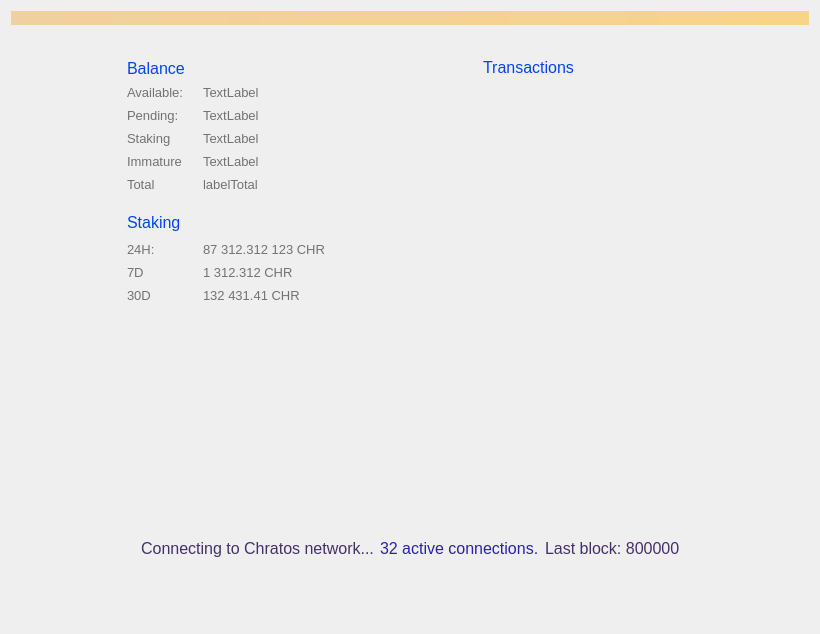
Before: the Qt Designer form src/qt/forms/overviewpage.ui in chratos-system/chratos-core, drawn with Qt 5.
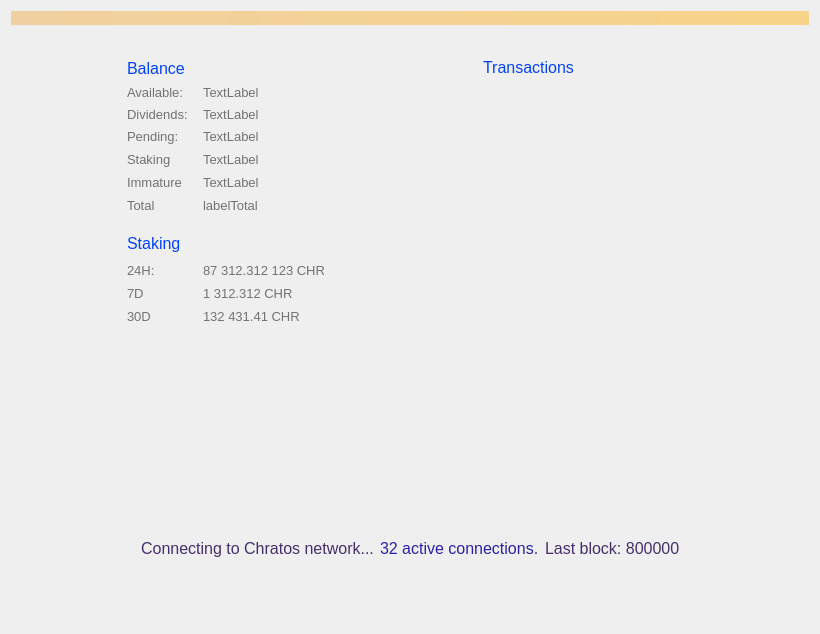
After: the same form once the commit is applied. Custom widgets are drawn as their Qt base class.

Commit message: Initial hooks and update signals for dividend updates

What changed in the file:
```diff
--- a/src/qt/forms/overviewpage.ui
+++ b/src/qt/forms/overviewpage.ui
@@ -192,7 +192,7 @@
             <set>Qt::AlignLeading|Qt::AlignLeft|Qt::AlignVCenter</set>
            </property>
            <property name="verticalSpacing">
-            <number>-1</number>
+            <number>6</number>
            </property>
            <item row="0" column="0">
             <widget class="QLabel" name="label_5">
@@ -255,6 +255,48 @@
             </widget>
            </item>
            <item row="1" column="0">
+            <widget class="QLabel" name="label_2">
+             <property name="font">
+              <font>
+               <pointsize>10</pointsize>
+               <weight>50</weight>
+               <bold>false</bold>
+               <stylestrategy>PreferAntialias</stylestrategy>
+              </font>
+             </property>
+             <property name="styleSheet">
+              <string notr="true">color: #727272</string>
+             </property>
+             <property name="text">
+              <string>Dividends:</string>
+             </property>
+             <property name="alignment">
+              <set>Qt::AlignLeading|Qt::AlignLeft|Qt::AlignVCenter</set>
+             </property>
+            </widget>
+           </item>
+           <item row="1" column="1">
+            <widget class="QLabel" name="labelDividend">
+             <property name="font">
+              <font>
+               <pointsize>10</pointsize>
+               <weight>50</weight>
+               <bold>false</bold>
+               <stylestrategy>PreferAntialias</stylestrategy>
+              </font>
+             </property>
+             <property name="styleSheet">
+              <string notr="true">color: #727272</string>
+             </property>
+             <property name="text">
+              <string>TextLabel</string>
+             </property>
+             <property name="alignment">
+              <set>Qt::AlignLeading|Qt::AlignLeft|Qt::AlignVCenter</set>
+             </property>
+            </widget>
+           </item>
+           <item row="2" column="0">
             <widget class="QLabel" name="label_7">
              <property name="sizePolicy">
               <sizepolicy hsizetype="Minimum" vsizetype="Preferred">
@@ -293,7 +335,7 @@
              </property>
             </widget>
            </item>
-           <item row="1" column="1">
+           <item row="2" column="1">
             <widget class="QLabel" name="labelUnconfirmed">
              <property name="font">
               <font>
@@ -315,6 +357,66 @@
             </widget>
            </item>
            <item row="3" column="0">
+            <widget class="QLabel" name="labelStakingText">
+             <property name="sizePolicy">
+              <sizepolicy hsizetype="Minimum" vsizetype="Preferred">
+               <horstretch>0</horstretch>
+               <verstretch>0</verstretch>
+              </sizepolicy>
+             </property>
+             <property name="minimumSize">
+              <size>
+               <width>70</width>
+               <height>17</height>
+              </size>
+             </property>
+             <property name="maximumSize">
+              <size>
+               <width>70</width>
+               <height>17</height>
+              </size>
+             </property>
+             <property name="font">
+              <font>
+               <pointsize>10</pointsize>
+               <weight>50</weight>
+               <bold>false</bold>
+               <stylestrategy>PreferAntialias</stylestrategy>
+              </font>
+             </property>
+             <property name="styleSheet">
+              <string notr="true">color: #727272</string>
+             </property>
+             <property name="text">
+              <string>Staking</string>
+             </property>
+             <property name="alignment">
+              <set>Qt::AlignLeading|Qt::AlignLeft|Qt::AlignVCenter</set>
+             </property>
+            </widget>
+           </item>
+           <item row="3" column="1">
+            <widget class="QLabel" name="labelStaking">
+             <property name="font">
+              <font>
+               <pointsize>10</pointsize>
+               <weight>50</weight>
+               <bold>false</bold>
+               <stylestrategy>PreferAntialias</stylestrategy>
+              </font>
+             </property>
+             <property name="styleSheet">
+              <string notr="true">color: #727272</string>
+             </property>
+             <property name="text">
+              <string>TextLabel</string>
+             </property>
+             <property name="alignment">
+              <set>Qt::AlignLeading|Qt::AlignLeft|Qt::AlignVCenter</set>
+             </property>
+            </widget>
+           </item>
+           <item row="4" column="0">
             <widget class="QLabel" name="labelImmatureText">
              <property name="sizePolicy">
               <sizepolicy hsizetype="Minimum" vsizetype="Preferred">
@@ -353,7 +455,7 @@
              </property>
             </widget>
            </item>
-           <item row="3" column="1">
+           <item row="4" column="1">
             <widget class="QLabel" name="labelImmature">
              <property name="font">
               <font>
@@ -374,7 +476,7 @@
              </property>
             </widget>
            </item>
-           <item row="4" column="0">
+           <item row="5" column="0">
             <widget class="QLabel" name="label_8">
              <property name="sizePolicy">
               <sizepolicy hsizetype="Minimum" vsizetype="Preferred">
@@ -413,7 +515,7 @@
              </property>
             </widget>
            </item>
-           <item row="4" column="1">
+           <item row="5" column="1">
             <widget class="QLabel" name="labelTotal">
              <property name="font">
               <font>
@@ -434,66 +536,6 @@
              </property>
             </widget>
            </item>
-           <item row="2" column="1">
-            <widget class="QLabel" name="labelStaking">
-             <property name="font">
-              <font>
-               <pointsize>10</pointsize>
-               <weight>50</weight>
-               <bold>false</bold>
-               <stylestrategy>PreferAntialias</stylestrategy>
-              </font>
-             </property>
-             <property name="styleSheet">
-              <string notr="true">color: #727272</string>
-             </property>
-             <property name="text">
-              <string>TextLabel</string>
-             </property>
-             <property name="alignment">
-              <set>Qt::AlignLeading|Qt::AlignLeft|Qt::AlignVCenter</set>
-             </property>
-            </widget>
-           </item>
-           <item row="2" column="0">
-            <widget class="QLabel" name="labelStakingText">
-             <property name="sizePolicy">
-              <sizepolicy hsizetype="Minimum" vsizetype="Preferred">
-               <horstretch>0</horstretch>
-               <verstretch>0</verstretch>
-              </sizepolicy>
-             </property>
-             <property name="minimumSize">
-              <size>
-               <width>70</width>
-               <height>17</height>
-              </size>
-             </property>
-             <property name="maximumSize">
-              <size>
-               <width>70</width>
-               <height>17</height>
-              </size>
-             </property>
-             <property name="font">
-              <font>
-               <pointsize>10</pointsize>
-               <weight>50</weight>
-               <bold>false</bold>
-               <stylestrategy>PreferAntialias</stylestrategy>
-              </font>
-             </property>
-             <property name="styleSheet">
-              <string notr="true">color: #727272</string>
-             </property>
-             <property name="text">
-              <string>Staking</string>
-             </property>
-             <property name="alignment">
-              <set>Qt::AlignLeading|Qt::AlignLeft|Qt::AlignVCenter</set>
-             </property>
-            </widget>
-           </item>
           </layout>
          </item>
          <item>
```
The commit also changes 13 other files.
